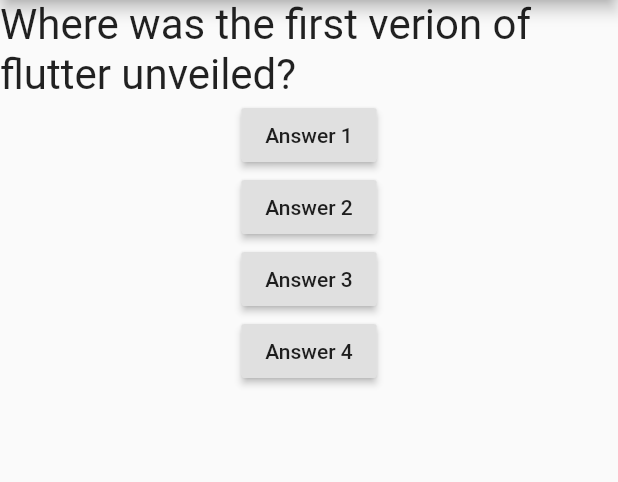
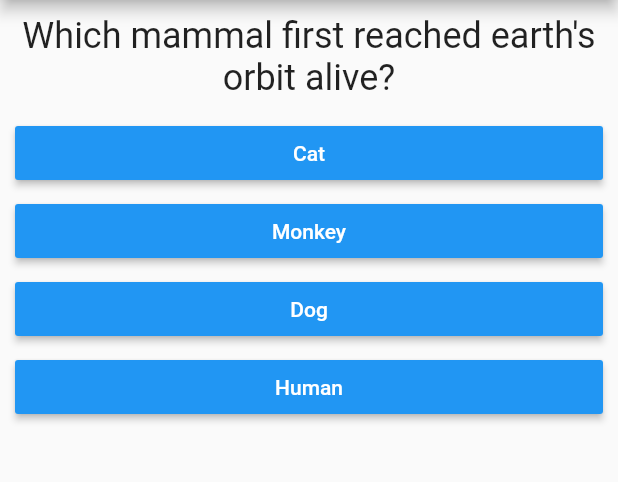
Before and after one commit to jmohandas/quizapp, a Flutter app: the screen it shows after launch, on a phone screen of 412 x 824 dp, the part 84-566 px from its top. Run offline on Flutter 3.47's test engine with Material 2 defaults, Android fonts, the phone set to English and light mode, and no system bars.

Commit message:
Seperated the answer inot another class

```diff
--- /dev/null
+++ b/lib/answer.dart
@@ -0,0 +1,22 @@
+import 'package:flutter/material.dart';
+
+class Answer extends StatelessWidget {
+  final String _answerText;
+  final Function _callback;
+
+  Answer(this._answerText, this._callback);
+
+  @override
+  Widget build(BuildContext context) {
+    return Container(
+      width: double.infinity,
+      margin: EdgeInsets.only(left: 10, right: 10, top: 2, bottom: 2),
+      child: RaisedButton(
+        onPressed: _callback,
+        child: Text(_answerText),
+        color: Colors.blue,
+        textColor: Colors.white,
+      ),
+    );
+  }
+}
--- a/lib/main.dart
+++ b/lib/main.dart
@@ -1,4 +1,7 @@
 import 'package:flutter/material.dart';
+
+import './question.dart';
+import './answer.dart';
 
 void main() => runApp(QuizApp());
 
@@ -11,10 +14,28 @@ class QuizApp extends StatefulWidget {
 
 class _QuizAppWithSate extends State<QuizApp> {
   final _questions = [
-    'Where was the first verion of flutter unveiled?',
-    'Which company is supporting flutter development?',
-    'Which programming language is used for flutter development?',
+    {
+      'questionText': 'Which mammal first reached earth\'s orbit alive?',
+      'answers': ['Cat', 'Monkey', 'Dog', 'Human'],
+    },
+    {
+      'questionText': 'What is the name of jewish new year?',
+      'answers': ['Hanukkah', 'Kwanzaa', 'Yom kippur', 'Rosh Hashanah'],
+    },
+    {
+      'questionText': 'What is the largest planet in our solar system?',
+      'answers': ['Jupitor', 'Pluto', 'Saturn', 'Earth', 'Venus'],
+    },
+    {
+      'questionText': 'War and Peace book was originally written in which language?',
+      'answers': ['English', 'German', 'Russian', 'French'],
+    },
+    {
+      'questionText': 'What temperature is the same in Celsius and Fahrenheit?',
+      'answers': ['0', '-40', '100', '-60', '63'],
+    },
   ];
+
   var _questionIndex = 0;
 
   void _answerButtonAction() {
@@ -33,28 +54,10 @@ class _QuizAppWithSate extends State<QuizApp> {
         ),
         body: Column(
           children: <Widget>[
-            Text(
-              _questions[_questionIndex],
-              style: TextStyle(
-                fontSize: 28,
-              ),
-            ),
-            RaisedButton(
-              onPressed: _answerButtonAction,
-              child: Text('Answer 1'),
-            ),
-            RaisedButton(
-              onPressed: _answerButtonAction,
-              child: Text('Answer 2'),
-            ),
-            RaisedButton(
-              onPressed: _answerButtonAction,
-              child: Text('Answer 3'),
-            ),
-            RaisedButton(
-              onPressed: _answerButtonAction,
-              child: Text('Answer 4'),
-            ),
+            Question(_questions[_questionIndex]['questionText']),
+            ...((_questions[_questionIndex]['answers'] as List).map((eachAnswer) {
+              return Answer(eachAnswer, _answerButtonAction);
+            }))
           ],
         ),
       ),
--- /dev/null
+++ b/lib/question.dart
@@ -0,0 +1,22 @@
+import 'package:flutter/material.dart';
+
+class Question extends StatelessWidget {
+  final _questionText;
+
+  Question(this._questionText);
+
+  @override
+  Widget build(BuildContext context) {
+    return Container(
+      width: double.infinity,
+      margin: EdgeInsets.all(10),
+      child: Text(
+        _questionText,
+        style: TextStyle(
+          fontSize: 24,
+        ),
+        textAlign: TextAlign.center,
+      ),
+    );
+  }
+}
--- a/pubspec.yaml
+++ b/pubspec.yaml
@@ -14,7 +14,7 @@ description: A new Flutter project.
 version: 1.0.0+1
 
 environment:
-  sdk: ">=2.1.0 <3.0.0"
+  sdk: ">=2.2.2 <3.0.0"
 
 dependencies:
   flutter:
```
